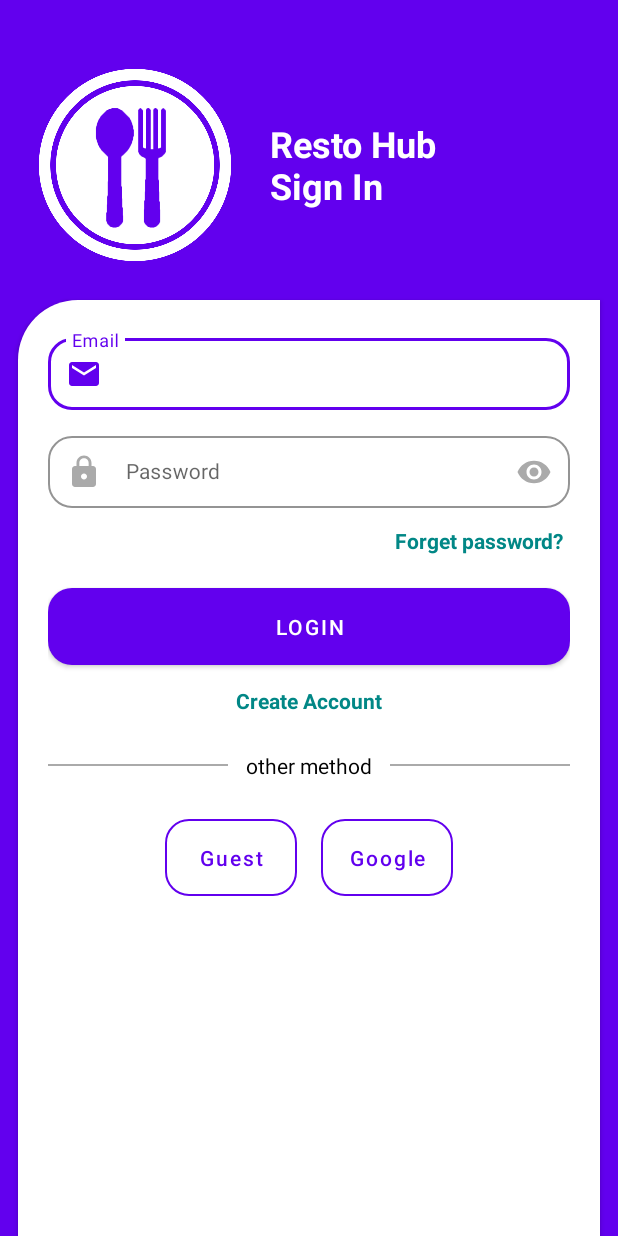
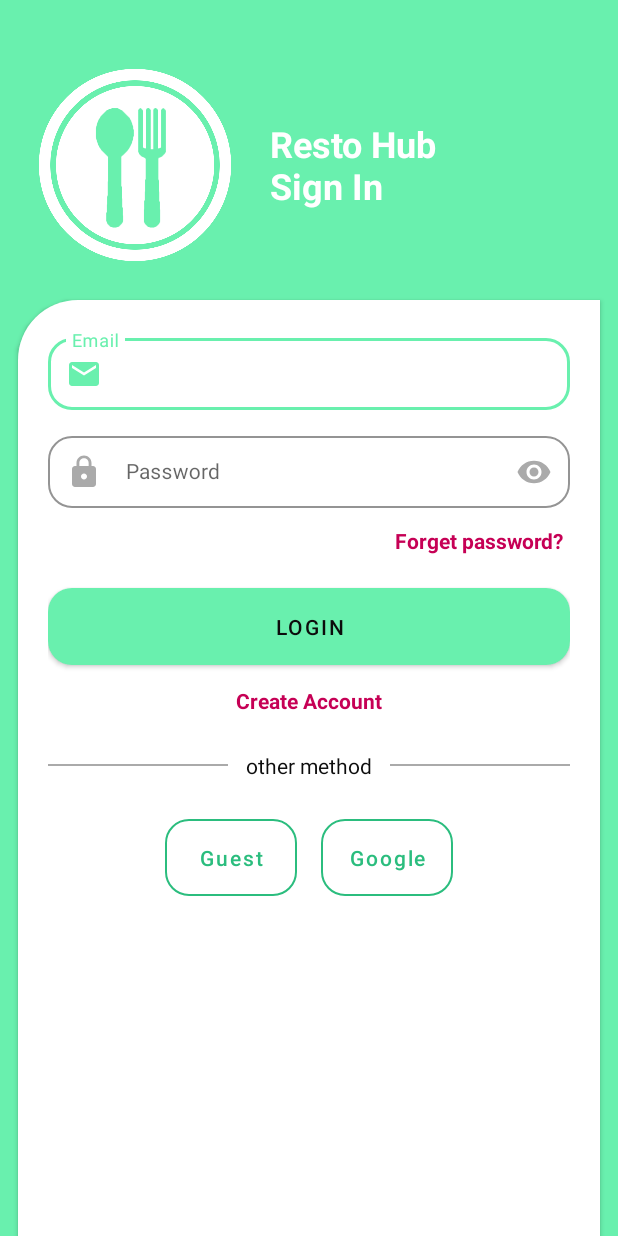
Before and after one commit to ProtekLampung/RestoHub, an Android app: the Login screen opened directly, with no data from a screen before it, on a phone screen of 412 x 824 dp. Run offline under Robolectric (Android 15) with nearby library versions, the phone set to English and light mode, and no system bars.

Commit message:
Change Color Theme

```diff
--- a/app/src/main/res/drawable/background_rounded_topleft.xml
+++ b/app/src/main/res/drawable/background_rounded_topleft.xml
@@ -4,7 +4,7 @@
     <item>
         <shape android:shape="rectangle">
             <corners android:topLeftRadius="40dp" />
-            <solid android:color="?colorOnPrimary" />
+            <solid android:color="?colorOnSecondary" />
         </shape>
     </item>
 
--- a/app/src/main/res/layout/activity_login.xml
+++ b/app/src/main/res/layout/activity_login.xml
@@ -19,7 +19,7 @@
             android:layout_width="180dp"
             android:layout_height="180dp"
             android:src="@drawable/restaurant_logo_no_text"
-            app:tint="?colorOnPrimary"
+            app:tint="?colorOnSecondary"
             android:layout_gravity="center"/>
 
         <TextView
@@ -28,7 +28,7 @@
             android:text="Resto Hub\nSign In"
             android:textSize="24sp"
             android:textStyle="bold"
-            android:textColor="?colorOnPrimary"
+            android:textColor="?colorOnSecondary"
             android:layout_gravity="center_vertical" />
 
     </LinearLayout>
@@ -150,7 +150,7 @@
                     android:layout_height="wrap_content"
                     android:text="other method"
                     android:textSize="14sp"
-                    android:textColor="?colorOnSecondary"
+                    android:textColor="?colorOnPrimary"
                     android:layout_marginHorizontal="12dp"/>
 
                 <ImageView
@@ -172,9 +172,10 @@
                     android:layout_width="wrap_content"
                     android:layout_height="wrap_content"
                     android:text="Guest"
+                    android:textColor="?colorPrimaryVariant"
                     android:textAllCaps="false"
                     style="@style/Widget.MaterialComponents.Button.OutlinedButton"
-                    app:strokeColor="?colorPrimary"
+                    app:strokeColor="?colorPrimaryVariant"
                     app:cornerRadius="16dp"
                     android:layout_marginRight="8dp"
                     android:paddingVertical="16dp"/>
@@ -184,8 +185,9 @@
                     android:layout_height="wrap_content"
                     android:text="Google"
                     android:textAllCaps="false"
+                    android:textColor="?colorPrimaryVariant"
                     style="@style/Widget.MaterialComponents.Button.OutlinedButton"
-                    app:strokeColor="?colorPrimary"
+                    app:strokeColor="?colorPrimaryVariant"
                     app:cornerRadius="16dp"
                     android:layout_marginLeft="8dp"
                     android:paddingVertical="16dp"/>
--- a/app/src/main/res/values/colors.xml
+++ b/app/src/main/res/values/colors.xml
@@ -7,4 +7,19 @@
     <color name="teal_700">#FF018786</color>
     <color name="black">#FF000000</color>
     <color name="white">#FFFFFFFF</color>
+
+
+    //[LIGHT THEME]
+    //primary
+    <color name="primary">#69f0ae</color>
+    <color name="primary_dark">#2bbd7e</color>
+    <color name="primary_light">#9fffe0</color>
+    <color name="on_primary">#0C0C0C</color>
+
+    //secondary
+    <color name="secondary">#ff4081</color>
+    <color name="secondary_dark">#c60055</color>
+    <color name="secondary_light">#ff79b0</color>
+    <color name="on_secondary">#ffffff</color>
+
 </resources>
--- a/app/src/main/res/values/themes.xml
+++ b/app/src/main/res/values/themes.xml
@@ -2,13 +2,13 @@
     <!-- Base application theme. -->
     <style name="Theme.Restaurant" parent="Theme.MaterialComponents.DayNight.NoActionBar">
         <!-- Primary brand color. -->
-        <item name="colorPrimary">@color/purple_500</item>
-        <item name="colorPrimaryVariant">@color/purple_700</item>
-        <item name="colorOnPrimary">@color/white</item>
+        <item name="colorPrimary">@color/primary</item>
+        <item name="colorPrimaryVariant">@color/primary_dark</item>
+        <item name="colorOnPrimary">@color/on_primary</item>
         <!-- Secondary brand color. -->
-        <item name="colorSecondary">@color/teal_200</item>
-        <item name="colorSecondaryVariant">@color/teal_700</item>
-        <item name="colorOnSecondary">@color/black</item>
+        <item name="colorSecondary">@color/secondary</item>
+        <item name="colorSecondaryVariant">@color/secondary_dark</item>
+        <item name="colorOnSecondary">@color/on_secondary</item>
         <!-- Status bar color. -->
         <item name="android:statusBarColor" tools:targetApi="l">?attr/colorPrimaryVariant</item>
         <!-- Customize your theme here. -->
--- a/build.gradle
+++ b/build.gradle
@@ -5,7 +5,7 @@ buildscript {
         mavenCentral()
     }
     dependencies {
-        classpath "com.android.tools.build:gradle:7.0.3"
+        classpath 'com.android.tools.build:gradle:7.1.0'
 
         // NOTE: Do not place your application dependencies here; they belong
         // in the individual module build.gradle files
```
Also changed, not shown: gradle/wrapper/gradle-wrapper.properties.
